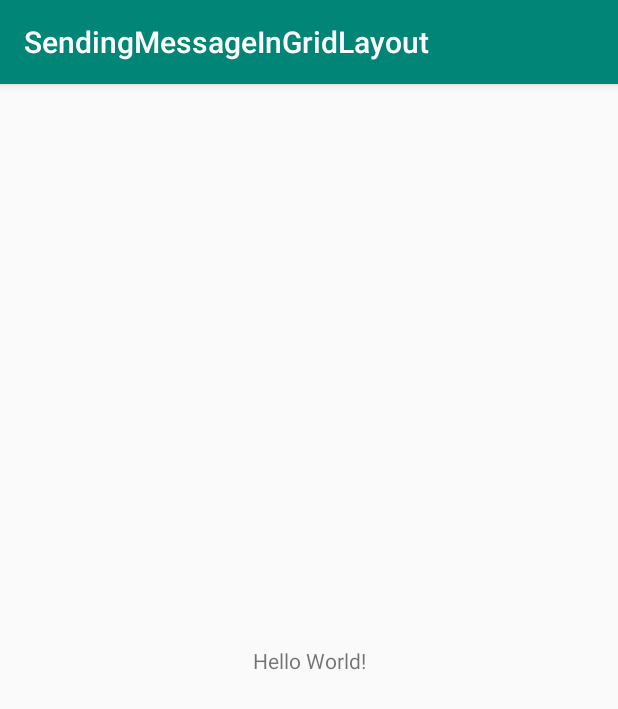
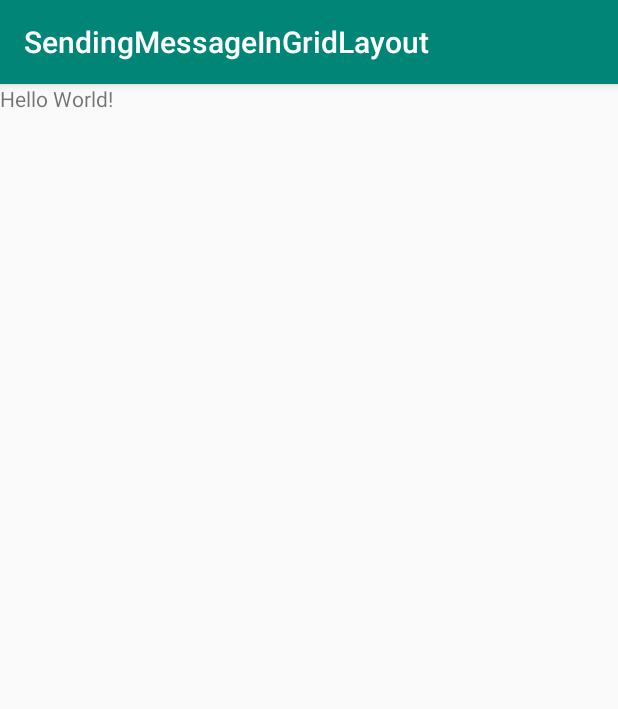
Before and after one commit to xkadmx/SendingMessageInGridLayout, an Android app: the screen it shows after launch (MainActivity), on a phone screen of 412 x 824 dp. Shown: the top 709 px of the screen. Run offline under Robolectric (Android 15) with nearby library versions, the phone set to English and light mode, and no system bars.

Commit message:
setting grid on relative layout

```diff
--- a/app/build.gradle
+++ b/app/build.gradle
@@ -25,4 +25,5 @@ dependencies {
     testImplementation 'junit:junit:4.12'
     androidTestImplementation 'com.android.support.test:runner:1.0.2'
     androidTestImplementation 'com.android.support.test.espresso:espresso-core:3.0.2'
+    implementation 'com.android.support:gridlayout-v7:28.0.0'
 }
--- a/app/src/main/res/layout/activity_main.xml
+++ b/app/src/main/res/layout/activity_main.xml
@@ -1,18 +1,22 @@
 <?xml version="1.0" encoding="utf-8"?>
-<android.support.constraint.ConstraintLayout xmlns:android="http://schemas.android.com/apk/res/android"
+<RelativeLayout xmlns:android="http://schemas.android.com/apk/res/android"
     xmlns:app="http://schemas.android.com/apk/res-auto"
     xmlns:tools="http://schemas.android.com/tools"
     android:layout_width="match_parent"
     android:layout_height="match_parent"
     tools:context=".MainActivity">
 
-    <TextView
+
+
+    <android.support.v7.widget.GridLayout
+        android:layout_width="395dp"
+        android:layout_height="715dp">
+
+        <TextView
         android:layout_width="wrap_content"
         android:layout_height="wrap_content"
-        android:text="Hello World!"
-        app:layout_constraintBottom_toBottomOf="parent"
-        app:layout_constraintLeft_toLeftOf="parent"
-        app:layout_constraintRight_toRightOf="parent"
-        app:layout_constraintTop_toTopOf="parent" />
+        android:text="Hello World!" />
 
-</android.support.constraint.ConstraintLayout>
+    </android.support.v7.widget.GridLayout>
+
+</RelativeLayout>
```
